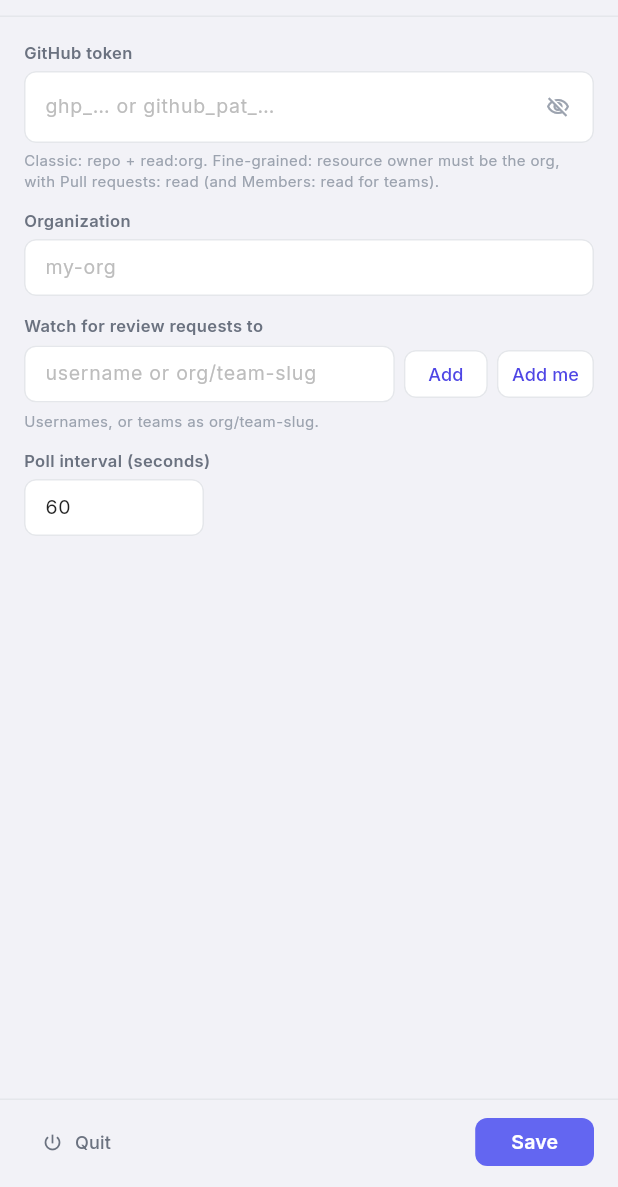
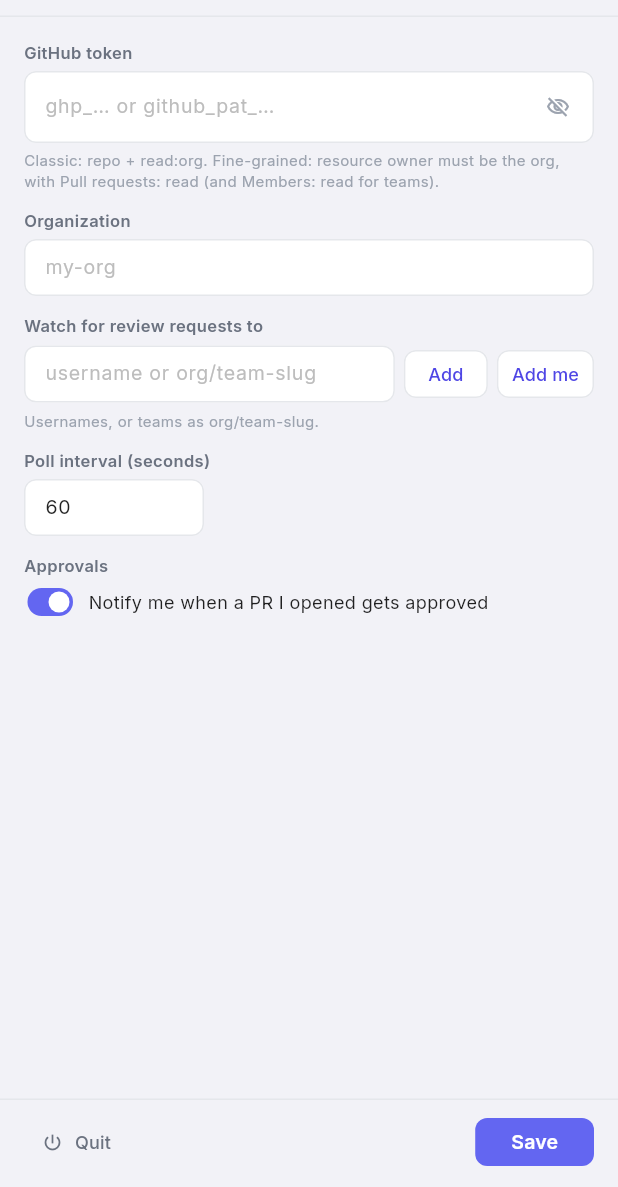
Before and after one commit to jasondcamp/gnotify, a Flutter app: the screen it shows after launch, on a phone screen of 412 x 824 dp, the part 49-1236 px from its top. Run offline on Flutter 3.47's test engine with Material 3 defaults, Android fonts, the phone set to English and light mode, and no system bars; our stand-ins replace google_fonts, package_info_plus, shared_preferences.

Commit message:
Notify when a PR the user authored gets approved
One extra search per poll (is:pr is:open org:<org> author:@me
review:approved). Each newly approved PR is announced once, naming the
reviewers whose latest decision is an approval; a PR that drops out and
returns is announced again. Badge and list are unchanged. A Settings
toggle (on by default) controls it.

Co-Authored-By: Claude Fable 5.1 <noreply@anthropic.com>

```diff
--- a/lib/screens/settings_screen.dart
+++ b/lib/screens/settings_screen.dart
@@ -31,6 +31,7 @@ class _SettingsScreenState extends State<SettingsScreen> {
   late List<String> _targets;
 
   bool _obscureToken = true;
+  late bool _notifyApprovals;
   bool _testing = false;
   bool _saving = false;
   String? _testResult;
@@ -45,6 +46,7 @@ class _SettingsScreenState extends State<SettingsScreen> {
     _org = TextEditingController(text: s.org);
     _interval = TextEditingController(text: '${s.pollIntervalSeconds}');
     _targets = List.of(s.targets);
+    _notifyApprovals = s.notifyApprovals;
   }
 
   @override
@@ -139,6 +141,7 @@ class _SettingsScreenState extends State<SettingsScreen> {
       org: org,
       targets: _targets,
       pollIntervalSeconds: interval,
+      notifyApprovals: _notifyApprovals,
     ));
     if (!mounted) return;
     setState(() => _saving = false);
@@ -205,6 +208,30 @@ class _SettingsScreenState extends State<SettingsScreen> {
                   _label('Poll interval (seconds)'),
                   const SizedBox(height: 4),
                   SizedBox(width: 120, child: _field(_interval, hint: '60')),
+                  const SizedBox(height: 12),
+                  _label('Approvals'),
+                  const SizedBox(height: 2),
+                  Row(
+                    children: [
+                      SizedBox(
+                        height: 28,
+                        child: FittedBox(
+                          child: Switch(
+                            value: _notifyApprovals,
+                            activeTrackColor: const Color(0xFF6366F1),
+                            onChanged: (v) => setState(() => _notifyApprovals = v),
+                          ),
+                        ),
+                      ),
+                      const SizedBox(width: 8),
+                      Expanded(
+                        child: Text(
+                          'Notify me when a PR I opened gets approved',
+                          style: GoogleFonts.inter(fontSize: 12, color: Colors.black87),
+                        ),
+                      ),
+                    ],
+                  ),
                   if (_testResult != null) ...[
                     const SizedBox(height: 12),
                     Text(
--- a/lib/services/settings_service.dart
+++ b/lib/services/settings_service.dart
@@ -10,11 +10,15 @@ class Settings {
   final List<String> targets;
   final int pollIntervalSeconds;
 
+  /// Notify when a PR the token's user authored gets an approving review.
+  final bool notifyApprovals;
+
   const Settings({
     this.token = '',
     this.org = '',
     this.targets = const [],
     this.pollIntervalSeconds = 60,
+    this.notifyApprovals = true,
   });
 
   bool get isConfigured => token.isNotEmpty && org.isNotEmpty && targets.isNotEmpty;
@@ -24,12 +28,14 @@ class Settings {
     String? org,
     List<String>? targets,
     int? pollIntervalSeconds,
+    bool? notifyApprovals,
   }) =>
       Settings(
         token: token ?? this.token,
         org: org ?? this.org,
         targets: targets ?? this.targets,
         pollIntervalSeconds: pollIntervalSeconds ?? this.pollIntervalSeconds,
+        notifyApprovals: notifyApprovals ?? this.notifyApprovals,
       );
 }
 
@@ -38,7 +44,9 @@ class SettingsService extends ChangeNotifier {
   static const _kOrg = 'github_org';
   static const _kTargets = 'github_targets';
   static const _kPollInterval = 'poll_interval_seconds';
+  static const _kNotifyApprovals = 'notify_approvals';
   static const _kNotifiedIds = 'notified_pr_ids';
+  static const _kApprovedIds = 'approved_pr_ids';
 
   Settings _settings = const Settings();
   Settings get settings => _settings;
@@ -50,6 +58,7 @@ class SettingsService extends ChangeNotifier {
       org: prefs.getString(_kOrg) ?? '',
       targets: prefs.getStringList(_kTargets) ?? const [],
       pollIntervalSeconds: prefs.getInt(_kPollInterval) ?? 60,
+      notifyApprovals: prefs.getBool(_kNotifyApprovals) ?? true,
     );
     notifyListeners();
   }
@@ -63,21 +72,29 @@ class SettingsService extends ChangeNotifier {
       s.targets.map((t) => t.trim()).where((t) => t.isNotEmpty).toList(),
     );
     await prefs.setInt(_kPollInterval, s.pollIntervalSeconds.clamp(15, 3600));
+    await prefs.setBool(_kNotifyApprovals, s.notifyApprovals);
     await load();
   }
 
   /// IDs of PRs we have already sent a notification for. Persisted so a
   /// restart does not re-notify for everything currently in the list.
-  Future<Set<int>> loadNotifiedIds() async {
+  Future<Set<int>> loadNotifiedIds() => _loadIds(_kNotifiedIds);
+  Future<void> saveNotifiedIds(Set<int> ids) => _saveIds(_kNotifiedIds, ids);
+
+  /// IDs of the user's own PRs already announced as approved.
+  Future<Set<int>> loadApprovedIds() => _loadIds(_kApprovedIds);
+  Future<void> saveApprovedIds(Set<int> ids) => _saveIds(_kApprovedIds, ids);
+
+  Future<Set<int>> _loadIds(String key) async {
     final prefs = await SharedPreferences.getInstance();
-    return (prefs.getStringList(_kNotifiedIds) ?? const [])
+    return (prefs.getStringList(key) ?? const [])
         .map(int.tryParse)
         .whereType<int>()
         .toSet();
   }
 
-  Future<void> saveNotifiedIds(Set<int> ids) async {
+  Future<void> _saveIds(String key, Set<int> ids) async {
     final prefs = await SharedPreferences.getInstance();
-    await prefs.setStringList(_kNotifiedIds, ids.map((i) => '$i').toList());
+    await prefs.setStringList(key, ids.map((i) => '$i').toList());
   }
 }
--- a/pubspec.yaml
+++ b/pubspec.yaml
@@ -1,7 +1,7 @@
 name: gnotify
 description: "macOS menubar app that watches GitHub for pull requests awaiting your review."
 publish_to: 'none'
-version: 1.0.0+5
+version: 1.0.0+6
 
 environment:
   sdk: ^3.10.7
```
Also changed, not shown: lib/services/github_service.dart (+48 -0 lines), lib/services/watcher_service.dart (+44 -5 lines), 2 other files.
